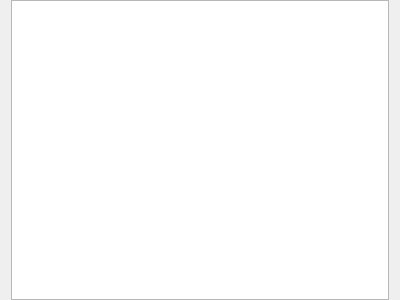
Old version of the form src/MainWindowWidgets/SeriesPannel.ui in the repository ochurlaud/macaw-movies.
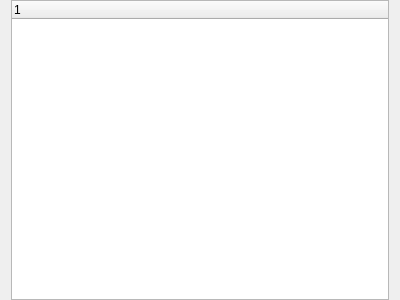
New version of the form.

Commit message: enhance the upgradeDB to check before acting

```diff
--- a/src/MainWindowWidgets/SeriesPannel.ui
+++ b/src/MainWindowWidgets/SeriesPannel.ui
@@ -21,7 +21,13 @@
     <number>0</number>
    </property>
    <item row="0" column="0">
-    <widget class="QTableWidget" name="tableWidget"/>
+    <widget class="QTreeWidget" name="treeWidget">
+     <column>
+      <property name="text">
+       <string notr="true">1</string>
+      </property>
+     </column>
+    </widget>
    </item>
   </layout>
  </widget>
```
The commit also changes 1 other file.
